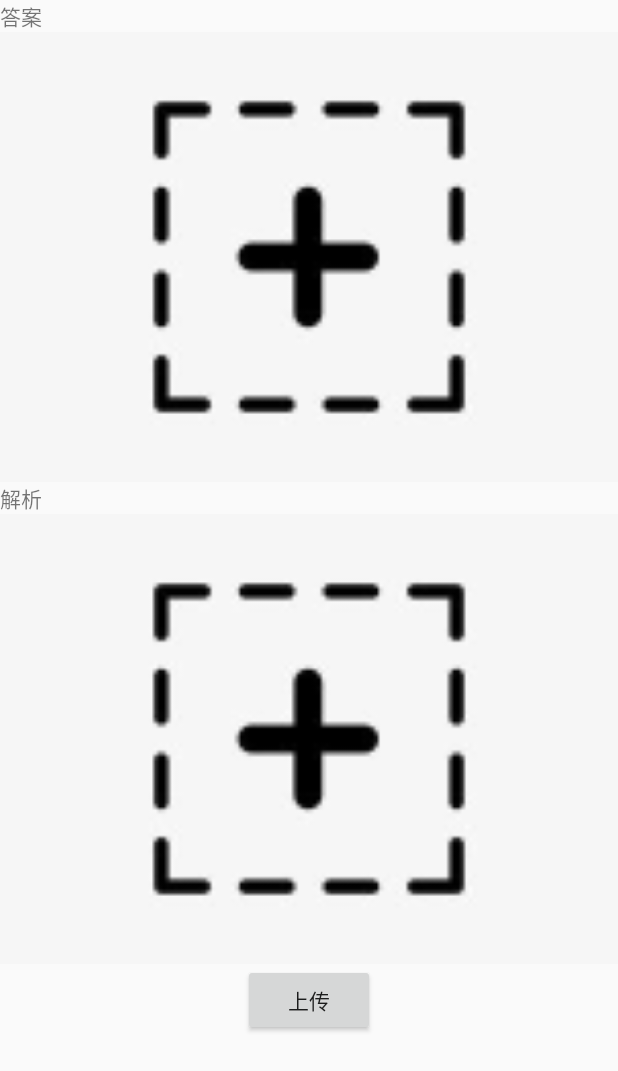
After one commit to Breakkk/Nice2020, an Android app: the DoQuestionActivity screen opened directly, with no data from a screen before it, on a phone screen of 412 x 824 dp. The commit adds this screen. Shown: the top 1071 px of the screen. Run offline under Robolectric (Android 15) with nearby library versions, the phone set to English and light mode, and no system bars; pictures from the network do not load.

Commit message:
添加答题界面客户端部分逻辑

```diff
--- a/app/src/main/AndroidManifest.xml
+++ b/app/src/main/AndroidManifest.xml
@@ -61,6 +61,11 @@
             android:configChanges="orientation|keyboard|keyboardHidden|screenSize"
             android:launchMode="singleTop"
             android:screenOrientation="nosensor" />
+        <activity
+            android:name="com.xilinzhang.ocr.DoQuestionActivity"
+            android:configChanges="orientation|keyboard|keyboardHidden|screenSize"
+            android:launchMode="singleTop"
+            android:screenOrientation="nosensor" />
     </application>
 
 </manifest>
--- /dev/null
+++ b/app/src/main/java/com/xilinzhang/ocr/DoQuestionActivity.java
@@ -0,0 +1,82 @@
+package com.xilinzhang.ocr;
+
+import android.content.Intent;
+import android.net.Uri;
+import android.os.Bundle;
+import android.support.annotation.Nullable;
+import android.support.v7.app.AppCompatActivity;
+import android.support.v7.widget.AppCompatButton;
+import android.support.v7.widget.AppCompatImageView;
+import android.view.View;
+
+import com.xilinzhang.ocr.utils.Utils;
+
+public class DoQuestionActivity extends AppCompatActivity {
+    public static final int TAKE_PHOTO_RESULT = 1003;
+    public static final int TAKE_PHOTO_FOR_ANSWER_REQUEST = 1001;
+    public static final int TAKE_PHOTO_FOR_ANALYSIS_REQUEST = 1002;
+
+    AppCompatImageView answer, analysis;
+    AppCompatButton upload;
+
+    String answerPath, analysisPath;
+    Uri answerUri, analysisUri;
+
+    @Override
+    protected void onCreate(@Nullable Bundle savedInstanceState) {
+        super.onCreate(savedInstanceState);
+        setContentView(R.layout.activity_do_question);
+
+        initView();
+    }
+
+    @Override
+    protected void onActivityResult(int requestCode, int resultCode, Intent data) {
+        super.onActivityResult(requestCode, resultCode, data);
+
+        if(resultCode == TAKE_PHOTO_RESULT) {
+            if(requestCode == TAKE_PHOTO_FOR_ANSWER_REQUEST) {
+                answerUri = data.getData();
+                answerPath = data.getExtras().getString("path");
+                if(answerUri != null) {
+                    answer.setImageURI(answerUri);
+                    answer.setEnabled(false);
+                }
+            } else if (requestCode == TAKE_PHOTO_FOR_ANALYSIS_REQUEST) {
+                analysisUri = data.getData();
+                analysisPath = data.getExtras().getString("path");
+                if(analysisUri != null) {
+                    analysis.setImageURI(analysisUri);
+                    analysis.setEnabled(false);
+                }
+            }
+        }
+    }
+
+    private void initView() {
+        answer = findViewById(R.id.answer);
+        analysis = findViewById(R.id.analysis);
+        upload = findViewById(R.id.upload);
+
+        answer.setOnClickListener(new View.OnClickListener() {
+            @Override
+            public void onClick(View view) {
+                Utils.startCameraForResult(DoQuestionActivity.this, TAKE_PHOTO_FOR_ANSWER_REQUEST);
+            }
+        });
+
+        analysis.setOnClickListener(new View.OnClickListener() {
+            @Override
+            public void onClick(View view) {
+                Utils.startCameraForResult(DoQuestionActivity.this, TAKE_PHOTO_FOR_ANALYSIS_REQUEST);
+            }
+        });
+
+        upload.setOnClickListener(new View.OnClickListener() {
+            @Override
+            public void onClick(View view) {
+
+            }
+        });
+    }
+}
--- /dev/null
+++ b/app/src/main/res/layout/activity_do_question.xml
@@ -0,0 +1,37 @@
+<?xml version="1.0" encoding="utf-8"?>
+<LinearLayout xmlns:android="http://schemas.android.com/apk/res/android"
+    android:layout_width="match_parent"
+    android:layout_height="match_parent"
+    xmlns:app="http://schemas.android.com/apk/res-auto"
+    android:orientation="vertical">
+
+    <android.support.v7.widget.AppCompatTextView
+        android:layout_width="match_parent"
+        android:layout_height="wrap_content"
+        android:text="答案"/>
+    <android.support.v7.widget.AppCompatImageView
+        android:id="@+id/answer"
+        android:layout_width="match_parent"
+        android:layout_height="300dp"
+        android:background="#F6F6F6"
+        app:srcCompat="@drawable/add_icon"/>
+
+    <android.support.v7.widget.AppCompatTextView
+        android:layout_width="match_parent"
+        android:layout_height="wrap_content"
+        android:text="解析"/>
+    <android.support.v7.widget.AppCompatImageView
+        android:id="@+id/analysis"
+        android:layout_width="match_parent"
+        android:layout_height="300dp"
+        android:background="#F6F6F6"
+        app:srcCompat="@drawable/add_icon"/>
+
+    <android.support.v7.widget.AppCompatButton
+        android:id="@+id/upload"
+        android:layout_width="wrap_content"
+        android:layout_height="wrap_content"
+        android:text="上传"
+        android:layout_gravity="center" />
+
+</LinearLayout>
```
Also changed, not shown: app/src/main/java/com/xilinzhang/ocr/MainActivity.java (+5 -17 lines), app/src/main/java/com/xilinzhang/ocr/MyCameraActivity.java (+10 -1 lines), app/src/main/java/com/xilinzhang/ocr/QuestionListActivity.java (+37 -0 lines), app/src/main/java/com/xilinzhang/ocr/utils/Utils.java (+34 -12 lines), app/src/main/res/drawable-xxhdpi/add_icon.jpg (added).
